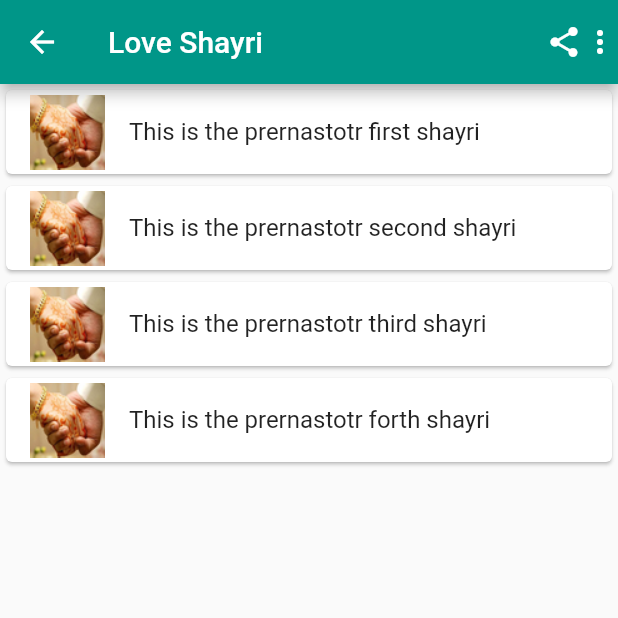
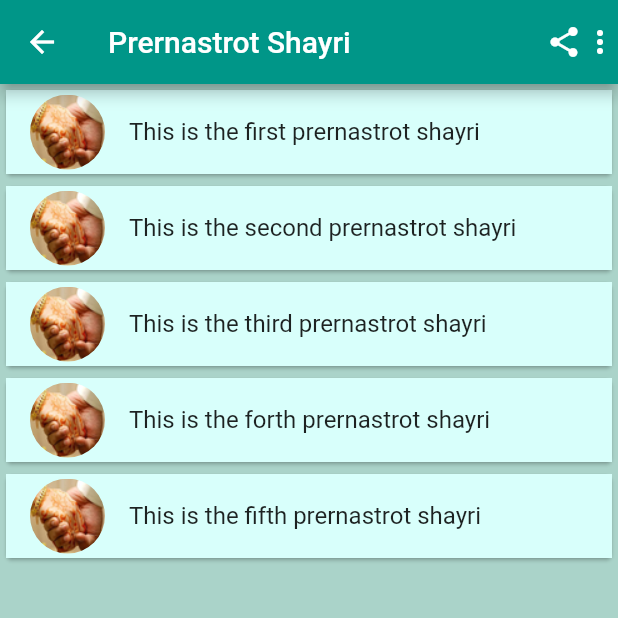
Before and after one commit to ParmarSaheb/shayari, a Flutter app: the Second screen opened directly with empty values, on a phone screen of 412 x 824 dp, the top half of it. Run offline on Flutter 3.47's test engine with Material 2 defaults, Android fonts, the phone set to English and light mode, and no system bars.

Commit message:
make new datalist by nested list and remove use of switch case

```diff
--- a/lib/leading_icon.dart
+++ b/lib/leading_icon.dart
@@ -1,9 +1,7 @@
-
 // ignore_for_file: prefer_typing_uninitialized_variables, must_be_immutable
 
 import 'package:flutter/material.dart';
-
-import 'data.dart';
+import 'package:shayar/self/json_data.dart';
 
 class LeadingIcon extends StatelessWidget {
   var index;
@@ -19,8 +17,10 @@ class LeadingIcon extends StatelessWidget {
       height: 50,
       width: 50,
       decoration: BoxDecoration(
+        borderRadius: BorderRadius.circular(50),
         image: DecorationImage(
-          image: AssetImage(Datas.img[index]),
+          fit: BoxFit.cover,
+          image: AssetImage(datalist[index][1].toString()),
         ),
       ),
     );
--- a/lib/main.dart
+++ b/lib/main.dart
@@ -1,7 +1,7 @@
 // ignore_for_file: non_constant_identifier_names
 
 import 'package:flutter/material.dart';
-import 'data.dart';
+import 'package:shayar/self/json_data.dart';
 import 'leading_icon.dart';
 import 'main1.dart';
 import 'my_appbar.dart';
@@ -38,12 +38,20 @@
 }
 
 class _FirstState extends State<First> {
+  Color bgcolor = const Color.fromARGB(255, 170, 211, 201);
+
   @override
   Widget build(BuildContext context) {
     return Scaffold(
-      appBar: MyAppBar(),
-      body: ListView.builder(
-        itemCount: Datas.arr.length,
+      backgroundColor: bgcolor,
+      appBar: myAppBar("Love Shayri"),
+      body: MainDataList(),
+    );
+  }
+
+  ListView MainDataList() {
+    return ListView.builder(
+      itemCount: datalist.length,
       itemBuilder: (context, index) {
         return Card(
           child: ListTile(
@@ -51,20 +59,20 @@
               Navigator.push(
                 context,
                 MaterialPageRoute(
-                      builder: (context) => Second(
-                            index: index,
-                          )),
+                  builder: ((context) => Second(index: index)),
+                ),
               );
             },
             tileColor: const Color.fromARGB(255, 202, 250, 245),
             leading: LeadingIcon(
               index: index,
             ),
-              title: Text(Datas.arr[index]),
+            title: Text(
+              datalist[index][0].toString(),
+            ),
           ),
         );
       },
-      ),
     );
   }
 }
--- a/lib/main1.dart
+++ b/lib/main1.dart
@@ -1,8 +1,8 @@
 // ignore_for_file: must_be_immutable
 
 import 'package:flutter/material.dart';
-import 'package:shayar/data.dart';
 import 'package:shayar/leading_icon.dart';
+import 'package:shayar/self/json_data.dart';
 
 import 'my_appbar.dart';
 
@@ -18,53 +18,18 @@ class _SecondState extends State<Second> {
   List myDataList = [];
 
   @override
-  void initState() {
-    super.initState();
-    switch (widget.index) {
-      case 0:
-        {
-          myDataList = Datas.h1;
-          break;
-        }
-      case 1:
-        {
-          myDataList = Datas.h2;
-          break;
-        }
-      case 2:
-        {
-          myDataList = Datas.h3;
-          break;
-        }
-      case 3:
-        {
-          myDataList = Datas.h4;
-          break;
-        }
-      case 4:
-        {
-          myDataList = Datas.h5;
-          break;
-        }
-      case 5:
-        {
-          myDataList = Datas.h6;
-          break;
-        }
-    }
-  }
-
-  @override
   Widget build(BuildContext context) {
     return Scaffold(
-      appBar: MyAppBar(),
+      backgroundColor: const Color.fromARGB(255, 170, 211, 201),
+      appBar: myAppBar(datalist[widget.index][0].toString()),
       body: ListView.builder(
-        itemCount: myDataList.length,
+        itemCount: datalist[widget.index][2].length,
         itemBuilder: (context, index) {
           return Card(
             child: ListTile(
+              tileColor: const Color.fromARGB(255, 216, 255, 251),
               leading: LeadingIcon(index: widget.index),
-              title: Text(myDataList[index]),
+              title: Text(datalist[widget.index][2][index]),
             ),
           );
         },
--- a/lib/my_appbar.dart
+++ b/lib/my_appbar.dart
@@ -1,9 +1,11 @@
-
 import 'package:flutter/material.dart';
 
-AppBar MyAppBar() {
+AppBar myAppBar(String title) {
   return AppBar(
-      title: const Text("Love Shayri"),
+    title: Text(
+      title,
+
+    ),
     actions: const [
       Icon(Icons.share),
       Icon(Icons.more_vert),
--- a/lib/self/json_data.dart
+++ b/lib/self/json_data.dart
@@ -0,0 +1,68 @@
+List datalist = [
+  [
+    "Prernastrot Shayri",
+    "myassets/image/a1.png",
+    [
+      "This is the first prernastrot shayri",
+      "This is the second prernastrot shayri",
+      "This is the third prernastrot shayri",
+      "This is the forth prernastrot shayri",
+      "This is the fifth prernastrot shayri",
+    ]
+  ],
+  [
+    "Jivan Shayri",
+    "myassets/image/b1.png",
+    [
+      "This is the first jivan shayri",
+      "This is the second jivan shayri",
+      "This is the third jivan shayri",
+      "This is the forth jivan shayri",
+      "This is the fifth jivan shayri",
+    ]
+  ],
+  [
+    "Dard Shayri",
+    "myassets/image/c1.png",
+    [
+      "This is the first dard shayri",
+      "This is the second dard shayri",
+      "This is the third dard shayri",
+      "This is the forth dard shayri",
+      "This is the fifth dard shayri",
+    ]
+  ],
+  [
+    "Janmdin Shayri",
+    "myassets/image/d1.png",
+    [
+      "This is the first janmdin shayri",
+      "This is the second janmdin shayri",
+      "This is the third janmdin shayri",
+      "This is the forth janmdin shayri",
+      "This is the fifth janmdin shayri",
+    ]
+  ],
+  [
+    "Rajniti Shayri",
+    "myassets/image/e1.png",
+    [
+      "This is the first rajniti shayri",
+      "This is the second rajniti shayri",
+      "This is the third rajniti shayri",
+      "This is the forth rajniti shayri",
+      "This is the fifth rajniti shayri",
+    ]
+  ],
+  [
+    "Attitude Shayri",
+    "myassets/image/f1.png",
+    [
+      "This is the first attitude shayri",
+      "This is the second attitude shayri",
+      "This is the third attitude shayri",
+      "This is the forth attitude shayri",
+      "This is the fifth attitude shayri",
+    ]
+  ],
+];
```
Lines whose indentation alone changed are shown as unchanged.
